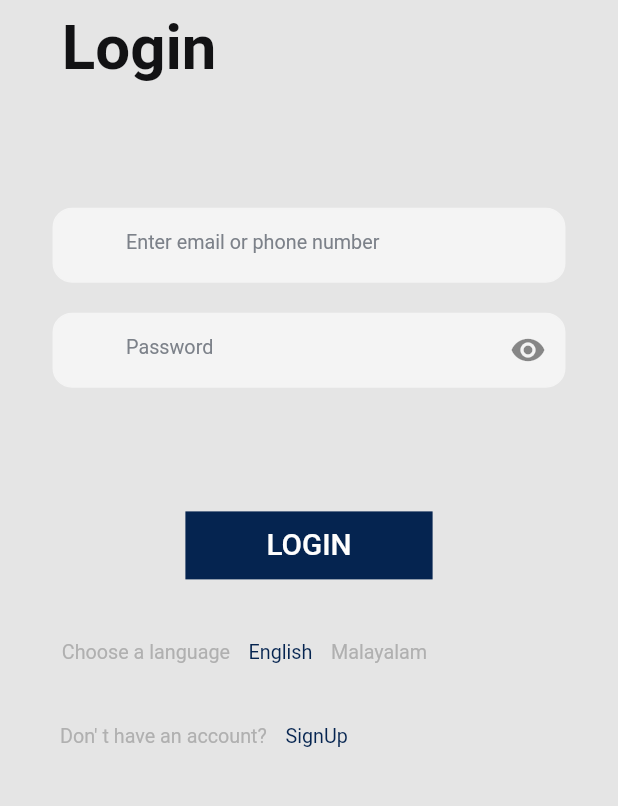
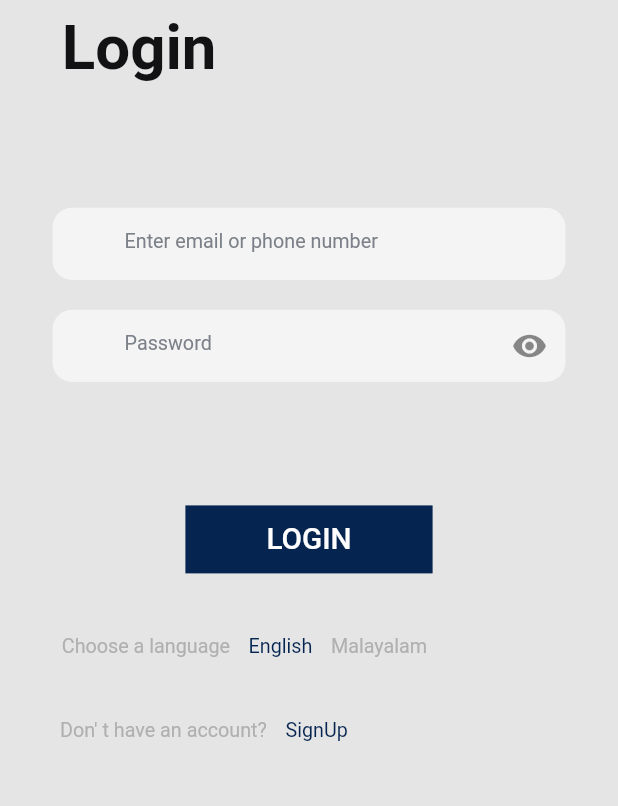
Before and after one commit to Anthrapper/Etrip, a Flutter app: the screen it shows after launch, on a phone screen of 412 x 824 dp, the part 235-1041 px from its top. Run offline on Flutter 3.47's test engine with Material 2 defaults, Android fonts, the phone set to English and light mode, and no system bars; our stand-ins replace carousel_slider, firebase_auth, firebase_core, flutter_secure_storage, form_field_validator, get and 4 more; missing offline and left inert: geocoder, multiselect_formfield, pin_entry_text_field; accounts and stored records are empty; Roboto replaces fonts that are missing (Hind).

Commit message:
minor changes in textform

```diff
--- a/lib/app/data/Widgets/customform.dart
+++ b/lib/app/data/Widgets/customform.dart
@@ -24,17 +24,8 @@ class CustomTextField extends StatelessWidget {
   Widget build(BuildContext context) {
     return Padding(
       padding: EdgeInsets.symmetric(horizontal: Get.width * 0.085),
-      child: Container(
-        decoration: BoxDecoration(
-          color: (CustomColors.textField),
-          border: Border.all(
-            color: (CustomColors.textField),
-          ),
-          borderRadius: BorderRadius.all(
-            Radius.circular(13),
-          ),
-        ),
       child: TextFormField(
+        autofocus: false,
         style: TextStyle(color: Colors.black),
         textAlign: TextAlign.justify,
         controller: controller,
@@ -42,6 +33,28 @@ class CustomTextField extends StatelessWidget {
         obscureText: secureText,
         validator: validator,
         decoration: InputDecoration(
+          errorBorder: UnderlineInputBorder(
+            borderSide: BorderSide(color: CustomColors.textField),
+            borderRadius: BorderRadius.circular(13),
+          ),
+          focusedErrorBorder: UnderlineInputBorder(
+            borderSide: BorderSide(color: CustomColors.textField),
+            borderRadius: BorderRadius.circular(13),
+          ),
+          enabledBorder: UnderlineInputBorder(
+            borderSide: BorderSide(color: CustomColors.textField),
+            borderRadius: BorderRadius.circular(13),
+          ),
+          disabledBorder: UnderlineInputBorder(
+            borderSide: BorderSide(color: CustomColors.textField),
+            borderRadius: BorderRadius.circular(13),
+          ),
+          focusedBorder: UnderlineInputBorder(
+            borderSide: BorderSide(color: CustomColors.textField),
+            borderRadius: BorderRadius.circular(13),
+          ),
+          filled: true,
+          fillColor: CustomColors.textField,
           suffixIcon: this.suffixChecker
               ? GestureDetector(
                   onTap: this.obsecure,
@@ -56,7 +69,6 @@ class CustomTextField extends StatelessWidget {
           hintStyle: CustomTextStyles().textFieldStyle,
         ),
       ),
-      ),
     );
   }
 }
```
Lines whose indentation alone changed are shown as unchanged.
